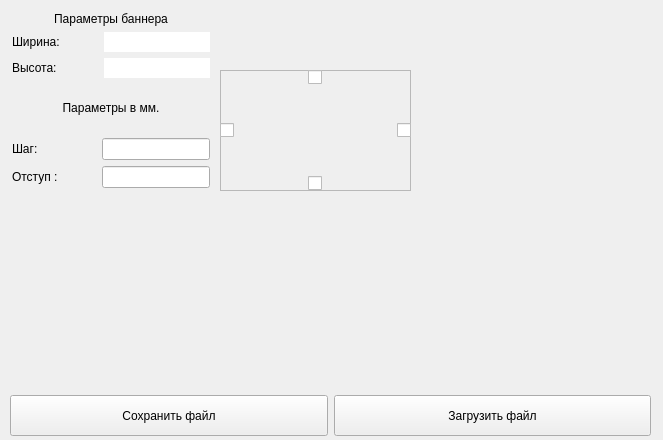
ak4code/luvers, file luvers_app.ui: the form before one commit.
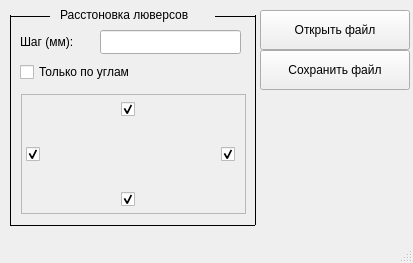
The form after the commit.

```diff
--- a/luvers_app.ui
+++ b/luvers_app.ui
@@ -6,21 +6,44 @@
    <rect>
     <x>0</x>
     <y>0</y>
-    <width>663</width>
-    <height>440</height>
+    <width>413</width>
+    <height>263</height>
    </rect>
   </property>
   <property name="windowTitle">
    <string>MainWindow</string>
   </property>
   <widget class="QWidget" name="centralwidget">
+   <widget class="QLineEdit" name="stepInput">
+    <property name="geometry">
+     <rect>
+      <x>100</x>
+      <y>30</y>
+      <width>141</width>
+      <height>24</height>
+     </rect>
+    </property>
+   </widget>
+   <widget class="QLabel" name="label">
+    <property name="geometry">
+     <rect>
+      <x>20</x>
+      <y>30</y>
+      <width>71</width>
+      <height>24</height>
+     </rect>
+    </property>
+    <property name="text">
+     <string>Шаг (мм):</string>
+    </property>
+   </widget>
    <widget class="QFrame" name="frame">
     <property name="geometry">
      <rect>
-      <x>220</x>
-      <y>70</y>
-      <width>191</width>
-      <height>121</height>
+      <x>21</x>
+      <y>94</y>
+      <width>225</width>
+      <height>120</height>
      </rect>
     </property>
     <property name="frameShape">
@@ -29,271 +52,208 @@
     <property name="frameShadow">
      <enum>QFrame::Raised</enum>
     </property>
-    <widget class="QWidget" name="layoutWidget">
+    <widget class="QCheckBox" name="topAllCheck">
      <property name="geometry">
       <rect>
-       <x>0</x>
-       <y>0</y>
-       <width>191</width>
-       <height>121</height>
+       <x>100</x>
+       <y>5</y>
+       <width>16</width>
+       <height>20</height>
       </rect>
      </property>
-     <layout class="QGridLayout" name="gridLayout">
-      <item row="1" column="2" alignment="Qt::AlignRight">
-       <widget class="QCheckBox" name="rightAllCheck">
-        <property name="sizePolicy">
-         <sizepolicy hsizetype="Expanding" vsizetype="Expanding">
-          <horstretch>0</horstretch>
-          <verstretch>0</verstretch>
-         </sizepolicy>
-        </property>
-        <property name="text">
-         <string/>
-        </property>
-       </widget>
-      </item>
-      <item row="2" column="1" alignment="Qt::AlignHCenter">
-       <widget class="QCheckBox" name="bottomAllCheck">
-        <property name="sizePolicy">
-         <sizepolicy hsizetype="Expanding" vsizetype="Fixed">
-          <horstretch>0</horstretch>
-          <verstretch>0</verstretch>
-         </sizepolicy>
-        </property>
-        <property name="text">
-         <string/>
-        </property>
-       </widget>
-      </item>
-      <item row="1" column="0" alignment="Qt::AlignLeft">
-       <widget class="QCheckBox" name="leftAllCheck">
-        <property name="sizePolicy">
-         <sizepolicy hsizetype="Expanding" vsizetype="Expanding">
-          <horstretch>0</horstretch>
-          <verstretch>0</verstretch>
-         </sizepolicy>
-        </property>
-        <property name="layoutDirection">
-         <enum>Qt::LeftToRight</enum>
-        </property>
-        <property name="text">
-         <string/>
-        </property>
-       </widget>
-      </item>
-      <item row="0" column="1" alignment="Qt::AlignHCenter">
-       <widget class="QCheckBox" name="topAllCheck">
-        <property name="sizePolicy">
-         <sizepolicy hsizetype="Expanding" vsizetype="Fixed">
-          <horstretch>0</horstretch>
-          <verstretch>0</verstretch>
-         </sizepolicy>
-        </property>
-        <property name="text">
-         <string/>
-        </property>
-       </widget>
-      </item>
-     </layout>
+     <property name="text">
+      <string/>
+     </property>
+     <property name="checked">
+      <bool>true</bool>
+     </property>
     </widget>
+    <widget class="QCheckBox" name="leftAllCheck">
+     <property name="geometry">
+      <rect>
+       <x>5</x>
+       <y>50</y>
+       <width>21</width>
+       <height>20</height>
+      </rect>
+     </property>
+     <property name="text">
+      <string/>
+     </property>
+     <property name="checked">
+      <bool>true</bool>
+     </property>
+    </widget>
+    <widget class="QCheckBox" name="bottomAllCheck">
+     <property name="geometry">
+      <rect>
+       <x>100</x>
+       <y>95</y>
+       <width>16</width>
+       <height>20</height>
+      </rect>
+     </property>
+     <property name="text">
+      <string/>
+     </property>
+     <property name="checked">
+      <bool>true</bool>
+     </property>
+    </widget>
+    <widget class="QCheckBox" name="rightAllCheck">
+     <property name="geometry">
+      <rect>
+       <x>200</x>
+       <y>50</y>
+       <width>16</width>
+       <height>20</height>
+      </rect>
+     </property>
+     <property name="text">
+      <string/>
+     </property>
+     <property name="checked">
+      <bool>true</bool>
+     </property>
+    </widget>
    </widget>
-   <widget class="QWidget" name="">
+   <widget class="QCheckBox" name="cornerCheck">
     <property name="geometry">
      <rect>
-      <x>12</x>
-      <y>12</y>
-      <width>198</width>
-      <height>176</height>
+      <x>20</x>
+      <y>60</y>
+      <width>141</width>
+      <height>24</height>
      </rect>
     </property>
-    <layout class="QVBoxLayout" name="verticalLayout_3">
-     <item>
-      <layout class="QVBoxLayout" name="verticalLayout">
-       <item>
-        <layout class="QVBoxLayout" name="verticalLayout_2">
-         <item>
-          <widget class="QLabel" name="banerLabel">
-           <property name="text">
-            <string>Параметры баннера</string>
-           </property>
-           <property name="alignment">
-            <set>Qt::AlignCenter</set>
-           </property>
-          </widget>
-         </item>
-         <item>
-          <layout class="QHBoxLayout" name="horizontalLayout_3">
-           <item>
-            <widget class="QLabel" name="label">
-             <property name="sizePolicy">
-              <sizepolicy hsizetype="Preferred" vsizetype="Maximum">
-               <horstretch>0</horstretch>
-               <verstretch>0</verstretch>
-              </sizepolicy>
-             </property>
-             <property name="text">
-              <string>Ширина:</string>
-             </property>
-            </widget>
-           </item>
-           <item>
-            <widget class="QLineEdit" name="banerWidth">
-             <property name="sizePolicy">
-              <sizepolicy hsizetype="Fixed" vsizetype="Fixed">
-               <horstretch>0</horstretch>
-               <verstretch>0</verstretch>
-              </sizepolicy>
-             </property>
-             <property name="frame">
-              <bool>false</bool>
-             </property>
-             <property name="readOnly">
-              <bool>true</bool>
-             </property>
-            </widget>
-           </item>
-          </layout>
-         </item>
-         <item>
-          <layout class="QHBoxLayout" name="horizontalLayout_4">
-           <item alignment="Qt::AlignLeft">
-            <widget class="QLabel" name="label_2">
-             <property name="sizePolicy">
-              <sizepolicy hsizetype="Preferred" vsizetype="Maximum">
-               <horstretch>0</horstretch>
-               <verstretch>0</verstretch>
-              </sizepolicy>
-             </property>
-             <property name="text">
-              <string>Высота:</string>
-             </property>
-            </widget>
-           </item>
-           <item alignment="Qt::AlignRight">
-            <widget class="QLineEdit" name="banerHeight">
-             <property name="sizePolicy">
-              <sizepolicy hsizetype="Fixed" vsizetype="Fixed">
-               <horstretch>0</horstretch>
-               <verstretch>0</verstretch>
-              </sizepolicy>
-             </property>
-             <property name="frame">
-              <bool>false</bool>
-             </property>
-             <property name="readOnly">
-              <bool>true</bool>
-             </property>
-            </widget>
-           </item>
-          </layout>
-         </item>
-        </layout>
-       </item>
-       <item>
-        <widget class="QLabel" name="techLabel">
-         <property name="text">
-          <string>Параметры в мм.</string>
-         </property>
-         <property name="alignment">
-          <set>Qt::AlignCenter</set>
-         </property>
-        </widget>
-       </item>
-       <item>
-        <layout class="QHBoxLayout" name="horizontalLayout">
-         <item>
-          <widget class="QLabel" name="stepLabel">
-           <property name="text">
-            <string>Шаг:</string>
-           </property>
-          </widget>
-         </item>
-         <item>
-          <widget class="QLineEdit" name="stepInput">
-           <property name="sizePolicy">
-            <sizepolicy hsizetype="Fixed" vsizetype="Fixed">
-             <horstretch>0</horstretch>
-             <verstretch>0</verstretch>
-            </sizepolicy>
-           </property>
-          </widget>
-         </item>
-        </layout>
-       </item>
-       <item>
-        <layout class="QHBoxLayout" name="horizontalLayout_2">
-         <item>
-          <widget class="QLabel" name="offsetLabel">
-           <property name="text">
-            <string>Отступ :</string>
-           </property>
-          </widget>
-         </item>
-         <item>
-          <widget class="QLineEdit" name="offsetInput">
-           <property name="sizePolicy">
-            <sizepolicy hsizetype="Fixed" vsizetype="Fixed">
-             <horstretch>0</horstretch>
-             <verstretch>0</verstretch>
-            </sizepolicy>
-           </property>
-          </widget>
-         </item>
-        </layout>
-       </item>
-      </layout>
-     </item>
-    </layout>
+    <property name="text">
+     <string>Только по углам</string>
+    </property>
    </widget>
-   <widget class="QWidget" name="">
+   <widget class="Line" name="line">
     <property name="geometry">
      <rect>
       <x>10</x>
-      <y>395</y>
-      <width>641</width>
-      <height>41</height>
+      <y>15</y>
+      <width>40</width>
+      <height>3</height>
      </rect>
     </property>
-    <layout class="QGridLayout" name="gridLayout_2">
-     <item row="0" column="0">
-      <layout class="QHBoxLayout" name="horizontalLayout_5">
-       <item>
-        <widget class="QPushButton" name="btnSaveFile">
-         <property name="sizePolicy">
-          <sizepolicy hsizetype="Minimum" vsizetype="Expanding">
-           <horstretch>0</horstretch>
-           <verstretch>0</verstretch>
-          </sizepolicy>
-         </property>
-         <property name="text">
-          <string>Сохранить файл</string>
-         </property>
-        </widget>
-       </item>
-       <item>
-        <widget class="QPushButton" name="btnOpenFile">
-         <property name="sizePolicy">
-          <sizepolicy hsizetype="Minimum" vsizetype="Expanding">
-           <horstretch>0</horstretch>
-           <verstretch>0</verstretch>
-          </sizepolicy>
-         </property>
-         <property name="text">
-          <string>Загрузить файл</string>
-         </property>
-         <property name="default">
-          <bool>false</bool>
-         </property>
-         <property name="flat">
-          <bool>false</bool>
-         </property>
-        </widget>
-       </item>
-      </layout>
-     </item>
-    </layout>
+    <property name="frameShadow">
+     <enum>QFrame::Plain</enum>
+    </property>
+    <property name="orientation">
+     <enum>Qt::Horizontal</enum>
+    </property>
+   </widget>
+   <widget class="QLabel" name="label_2">
+    <property name="geometry">
+     <rect>
+      <x>60</x>
+      <y>4</y>
+      <width>151</width>
+      <height>21</height>
+     </rect>
+    </property>
+    <property name="text">
+     <string>Расстоновка люверсов</string>
+    </property>
+   </widget>
+   <widget class="Line" name="line_2">
+    <property name="geometry">
+     <rect>
+      <x>215</x>
+      <y>15</y>
+      <width>40</width>
+      <height>3</height>
+     </rect>
+    </property>
+    <property name="frameShadow">
+     <enum>QFrame::Plain</enum>
+    </property>
+    <property name="orientation">
+     <enum>Qt::Horizontal</enum>
+    </property>
+   </widget>
+   <widget class="Line" name="line_3">
+    <property name="geometry">
+     <rect>
+      <x>0</x>
+      <y>15</y>
+      <width>20</width>
+      <height>210</height>
+     </rect>
+    </property>
+    <property name="frameShadow">
+     <enum>QFrame::Plain</enum>
+    </property>
+    <property name="orientation">
+     <enum>Qt::Vertical</enum>
+    </property>
+   </widget>
+   <widget class="Line" name="line_4">
+    <property name="geometry">
+     <rect>
+      <x>245</x>
+      <y>15</y>
+      <width>20</width>
+      <height>210</height>
+     </rect>
+    </property>
+    <property name="layoutDirection">
+     <enum>Qt::LeftToRight</enum>
+    </property>
+    <property name="frameShadow">
+     <enum>QFrame::Plain</enum>
+    </property>
+    <property name="orientation">
+     <enum>Qt::Vertical</enum>
+    </property>
+   </widget>
+   <widget class="Line" name="line_5">
+    <property name="geometry">
+     <rect>
+      <x>10</x>
+      <y>224</y>
+      <width>245</width>
+      <height>3</height>
+     </rect>
+    </property>
+    <property name="frameShadow">
+     <enum>QFrame::Plain</enum>
+    </property>
+    <property name="orientation">
+     <enum>Qt::Horizontal</enum>
+    </property>
+   </widget>
+   <widget class="QPushButton" name="btnOpenFile">
+    <property name="geometry">
+     <rect>
+      <x>260</x>
+      <y>10</y>
+      <width>150</width>
+      <height>40</height>
+     </rect>
+    </property>
+    <property name="text">
+     <string>Открыть файл</string>
+    </property>
+   </widget>
+   <widget class="QPushButton" name="btnSaveFile">
+    <property name="geometry">
+     <rect>
+      <x>260</x>
+      <y>50</y>
+      <width>150</width>
+      <height>40</height>
+     </rect>
+    </property>
+    <property name="text">
+     <string>Сохранить файл</string>
+    </property>
    </widget>
   </widget>
+  <widget class="QStatusBar" name="statusbar"/>
  </widget>
  <resources/>
  <connections/>
```
Left out of the diff: 2 changed lines with no effect on the pictures.
